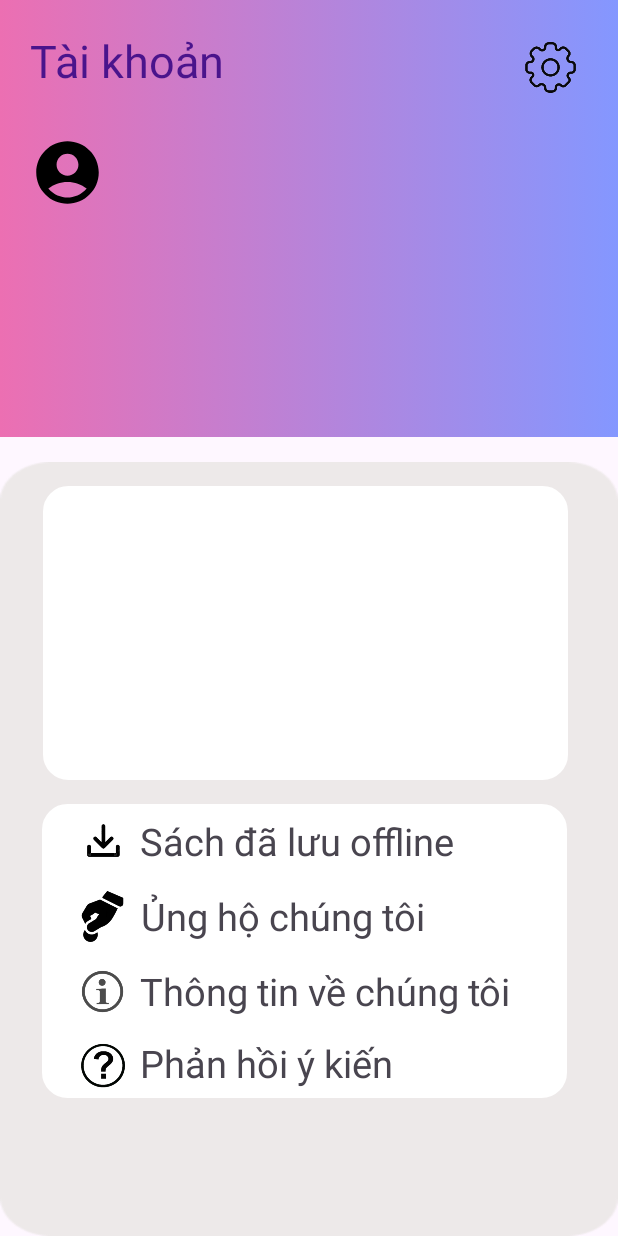
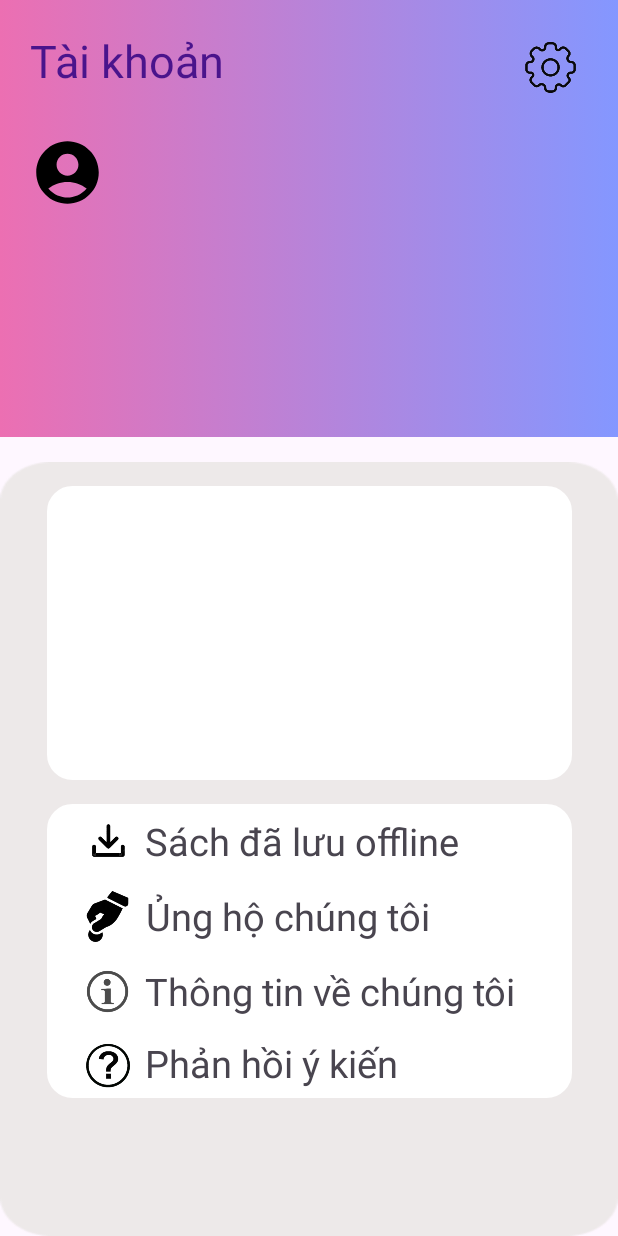
Before and after one commit to DangHieu19022004/Android-G.19, an Android app: the fragment UserFragment shown on its own in the app's theme, on a phone screen of 412 x 824 dp. Run offline under Robolectric (Android 15) with nearby library versions, the phone set to English and light mode, and no system bars; 2 statements that could not run were skipped.

Commit message:
fix layout user

```diff
--- a/appmain/app/src/main/res/layout/fragment_user.xml
+++ b/appmain/app/src/main/res/layout/fragment_user.xml
@@ -99,17 +99,16 @@
             android:background="@drawable/radius"
             android:padding="@dimen/contentpd"
             app:layout_constraintEnd_toEndOf="parent"
-            app:layout_constraintHorizontal_bias="0.459"
             app:layout_constraintStart_toStartOf="parent"
             app:layout_constraintTop_toTopOf="parent" />
 
         <LinearLayout
             android:layout_width="350dp"
             android:layout_height="196dp"
-            android:layout_marginStart="28dp"
             android:layout_marginTop="16dp"
             android:background="@drawable/radius"
             android:orientation="vertical"
+            app:layout_constraintEnd_toEndOf="parent"
             app:layout_constraintStart_toStartOf="parent"
             app:layout_constraintTop_toBottomOf="@+id/recyclerView">
 
```
